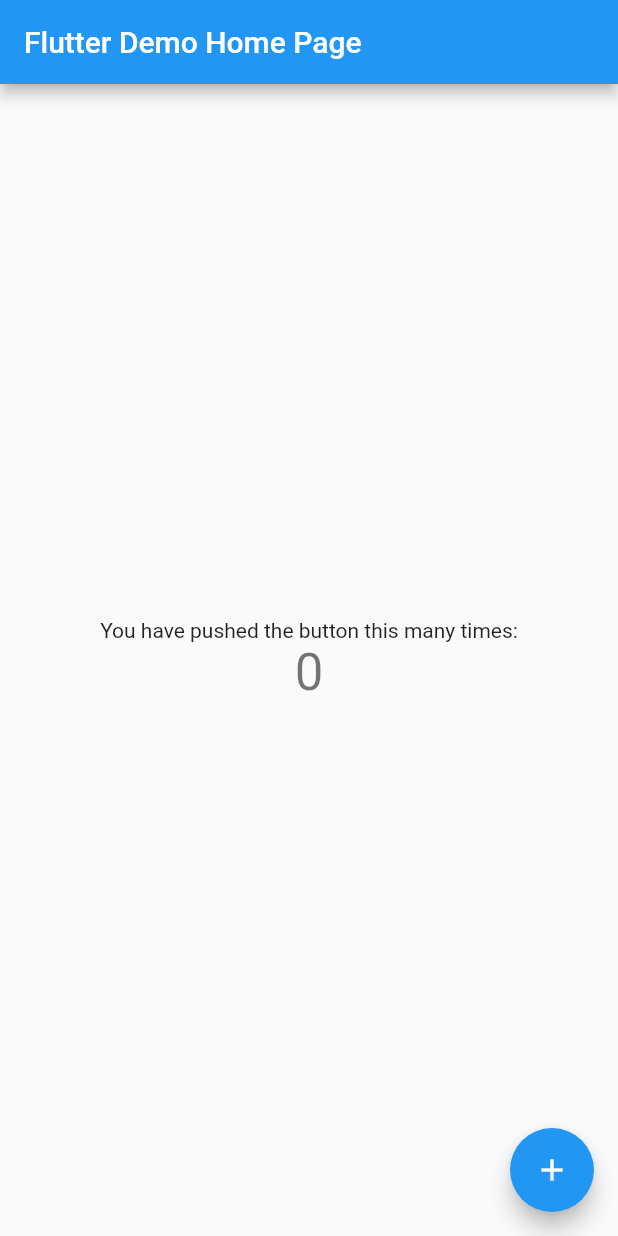
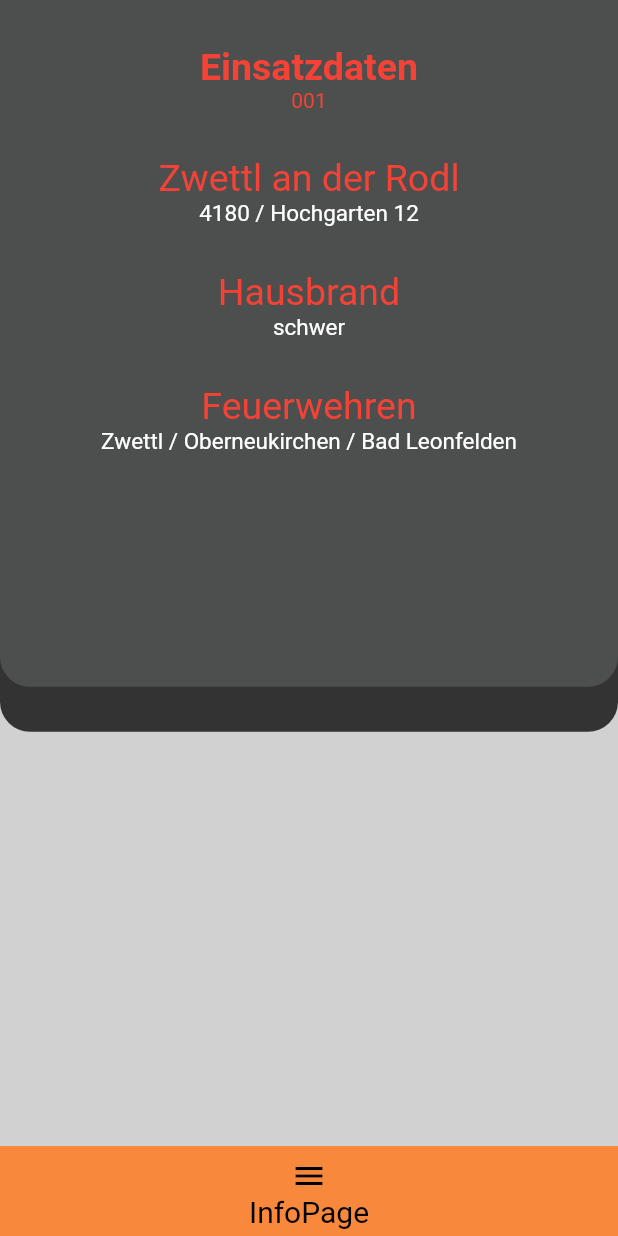
Before and after one commit to mo-pr/SaferFire-2.0, a Flutter app: the screen it shows after launch, on a phone screen of 412 x 824 dp. Run offline on Flutter 3.47's test engine with Material 2 defaults, Android fonts, the phone set to English and light mode, and no system bars.

Commit message:
'MainInfoPage'

```diff
--- /dev/null
+++ b/lib/infoPage.dart
@@ -0,0 +1,141 @@
+import 'package:flutter/material.dart';
+
+class Info extends StatelessWidget {
+  @override
+  Widget build(BuildContext context) {
+    return MaterialApp( //use MaterialApp() widget like this
+        home: InfoPage() //create new widget class for this 'home' to
+      // escape 'No MediaQuery widget found' error
+    );
+  }
+}
+
+class InfoPage extends StatelessWidget{
+
+  @override
+  Widget build(BuildContext context) {
+    return Scaffold(
+      backgroundColor: Color(0xffD1D1D1),
+      body:Align(
+        alignment: Alignment.topCenter,
+        child: Container(
+          height: MediaQuery.of(context).size.height / 1.8,
+          width: MediaQuery.of(context).size.width,
+          decoration: BoxDecoration(
+            color: Color(0xff4D4F4E),
+            borderRadius: BorderRadius.only(
+                bottomLeft: Radius.circular(20),
+                bottomRight: Radius.circular(20)
+            ),
+            boxShadow: [
+              BoxShadow(
+                color: Color(0xff333333).withOpacity(1),
+                spreadRadius: 0,
+                blurRadius: 0,
+                offset: Offset(0, 30), // changes position of shadow
+              ),
+            ],
+          ),
+          child: Padding(
+            padding: EdgeInsets.all(30),
+            child: Column(
+              children: <Widget>[
+                Text(
+                  'Einsatzdaten',
+                  style: TextStyle(
+                      color: Colors.red[500],
+                      fontSize: 25,
+                      fontWeight: FontWeight.bold),
+                ),
+                Text(
+                  '001',
+                  style: TextStyle(
+                      color: Colors.red[500]),
+                ),
+                Text(
+                  ' ',
+                  style: TextStyle(
+                      color: Colors.red[500],
+                      fontSize: 25),
+                ),
+                Text(
+                  'Zwettl an der Rodl',
+                  style: TextStyle(
+                      color: Colors.red[500],
+                      fontSize: 25),
+                ),
+                Text(
+                  '4180 / Hochgarten 12',
+                  style: TextStyle(
+                      color: Colors.white,
+                      fontSize: 15),
+                ),
+                Text(
+                  ' ',
+                  style: TextStyle(
+                      color: Colors.red[500],
+                      fontSize: 25),
+                ),
+                Text(
+                  'Hausbrand',
+                  style: TextStyle(
+                      color: Colors.red[500],
+                      fontSize: 25),
+                ),
+                Text(
+                  'schwer',
+                  style: TextStyle(
+                      color: Colors.white,
+                      fontSize: 15),
+                ),
+                Text(
+                  ' ',
+                  style: TextStyle(
+                      color: Colors.red[500],
+                      fontSize: 25),
+                ),
+                Text(
+                  'Feuerwehren',
+                  style: TextStyle(
+                      color: Colors.red[500],
+                      fontSize: 25),
+                ),
+                Text(
+                  'Zwettl / Oberneukirchen / Bad Leonfelden',
+                  style: TextStyle(
+                      color: Colors.white,
+                      fontSize: 15),
+                ),
+              ],
+            ),
+          ),
+        ),
+      ),
+      bottomNavigationBar: Container(
+        height: 60,
+        color: Color(0xffF7883C),
+        child: InkWell(
+          onTap: () => print('open menu'),
+          child: Padding(
+            padding: EdgeInsets.only(top: 8.0),
+            child: Column(
+              children: <Widget>[
+                Icon(
+                  Icons.menu,
+                  color: Colors.black,
+                ),
+                Text(
+                  'InfoPage',
+                  style: TextStyle(
+                      color: Colors.black,
+                      fontSize: 20),
+                ),
+              ],
+            ),
+          ),
+        ),
+      ),
+    );
+  }
+
+}
--- a/lib/main.dart
+++ b/lib/main.dart
@@ -1,7 +1,8 @@
 import 'package:flutter/material.dart';
+import 'package:saferfire/infoPage.dart';
 
 void main() {
-  runApp(const MyApp());
+  runApp(Info());
 }
 
 class MyApp extends StatelessWidget {
@@ -24,7 +25,7 @@
         // is not restarted.
         primarySwatch: Colors.blue,
       ),
-      home: const MyHomePage(title: 'Flutter Demo Home Page'),
+      home: Info(),
     );
   }
 }
```
Also changed, not shown: pubspec.lock.
